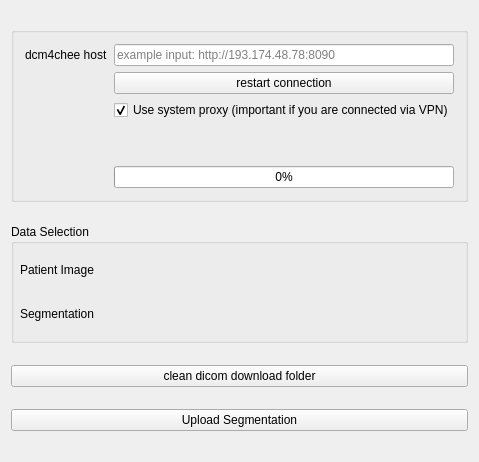
The window that Plugins/org.mitk.gui.qt.dicomweb/src/internal/DicomWebViewControls.ui (zzhou7/MITK_lancet) describes before a commit, drawn with Qt 5.
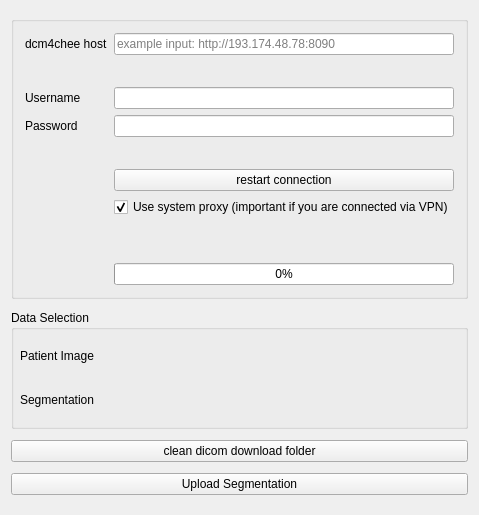
The same window after the commit. Custom widgets are drawn as their Qt base class.

The edit to the form file:
```diff
--- a/Plugins/org.mitk.gui.qt.dicomweb/src/internal/DicomWebViewControls.ui
+++ b/Plugins/org.mitk.gui.qt.dicomweb/src/internal/DicomWebViewControls.ui
@@ -7,7 +7,7 @@
     <x>0</x>
     <y>0</y>
     <width>427</width>
-    <height>462</height>
+    <height>515</height>
    </rect>
   </property>
   <property name="sizePolicy">
@@ -64,7 +64,7 @@
         </property>
        </widget>
       </item>
-      <item row="3" column="1">
+      <item row="5" column="1">
        <layout class="QHBoxLayout" name="horizontalLayout_4">
         <item>
          <widget class="QPushButton" name="restartConnection">
@@ -75,7 +75,7 @@
         </item>
        </layout>
       </item>
-      <item row="5" column="1">
+      <item row="7" column="1">
        <layout class="QHBoxLayout" name="horizontalLayout_5">
         <item>
          <widget class="QLabel" name="dcm4cheeURL">
@@ -89,14 +89,14 @@
         </item>
        </layout>
       </item>
-      <item row="6" column="1">
+      <item row="8" column="1">
        <widget class="QLabel" name="connectionStatus">
         <property name="text">
          <string/>
         </property>
        </widget>
       </item>
-      <item row="7" column="1">
+      <item row="9" column="1">
        <widget class="QProgressBar" name="progressBar">
         <property name="value">
          <number>0</number>
@@ -109,7 +109,7 @@
         </property>
        </widget>
       </item>
-      <item row="4" column="1">
+      <item row="6" column="1">
        <widget class="QCheckBox" name="useSystemProxy">
         <property name="text">
          <string>Use system proxy (important if you are connected via VPN)</string>
@@ -119,6 +119,56 @@
         </property>
        </widget>
       </item>
+      <item row="2" column="0">
+       <widget class="QLabel" name="usernameLabel">
+        <property name="text">
+         <string>Username</string>
+        </property>
+       </widget>
+      </item>
+      <item row="2" column="1">
+       <widget class="QLineEdit" name="usernameValue"/>
+      </item>
+      <item row="3" column="0">
+       <widget class="QLabel" name="passwordLabel">
+        <property name="text">
+         <string>Password</string>
+        </property>
+       </widget>
+      </item>
+      <item row="3" column="1">
+       <widget class="QLineEdit" name="passwordValue">
+        <property name="echoMode">
+         <enum>QLineEdit::Password</enum>
+        </property>
+       </widget>
+      </item>
+      <item row="1" column="1">
+       <spacer name="verticalSpacer">
+        <property name="orientation">
+         <enum>Qt::Vertical</enum>
+        </property>
+        <property name="sizeHint" stdset="0">
+         <size>
+          <width>20</width>
+          <height>20</height>
+         </size>
+        </property>
+       </spacer>
+      </item>
+      <item row="4" column="1">
+       <spacer name="verticalSpacer_2">
+        <property name="orientation">
+         <enum>Qt::Vertical</enum>
+        </property>
+        <property name="sizeHint" stdset="0">
+         <size>
+          <width>20</width>
+          <height>20</height>
+         </size>
+        </property>
+       </spacer>
+      </item>
      </layout>
     </widget>
    </item>
```
